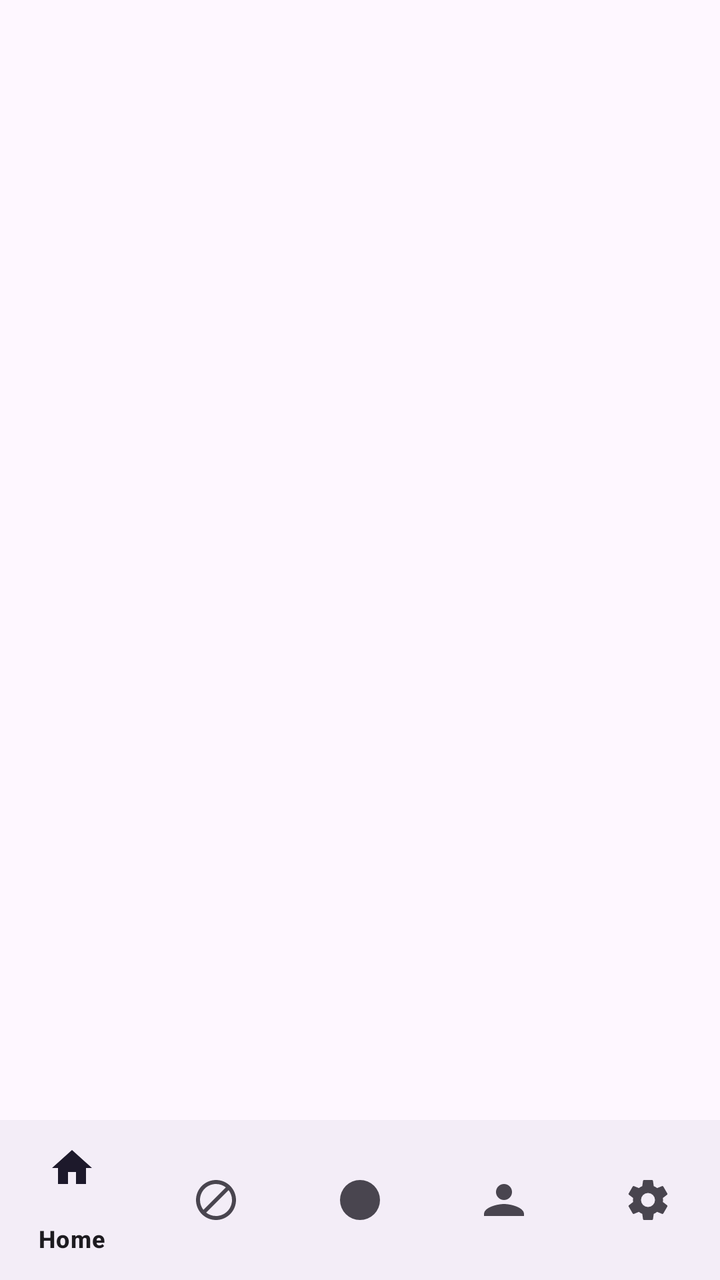
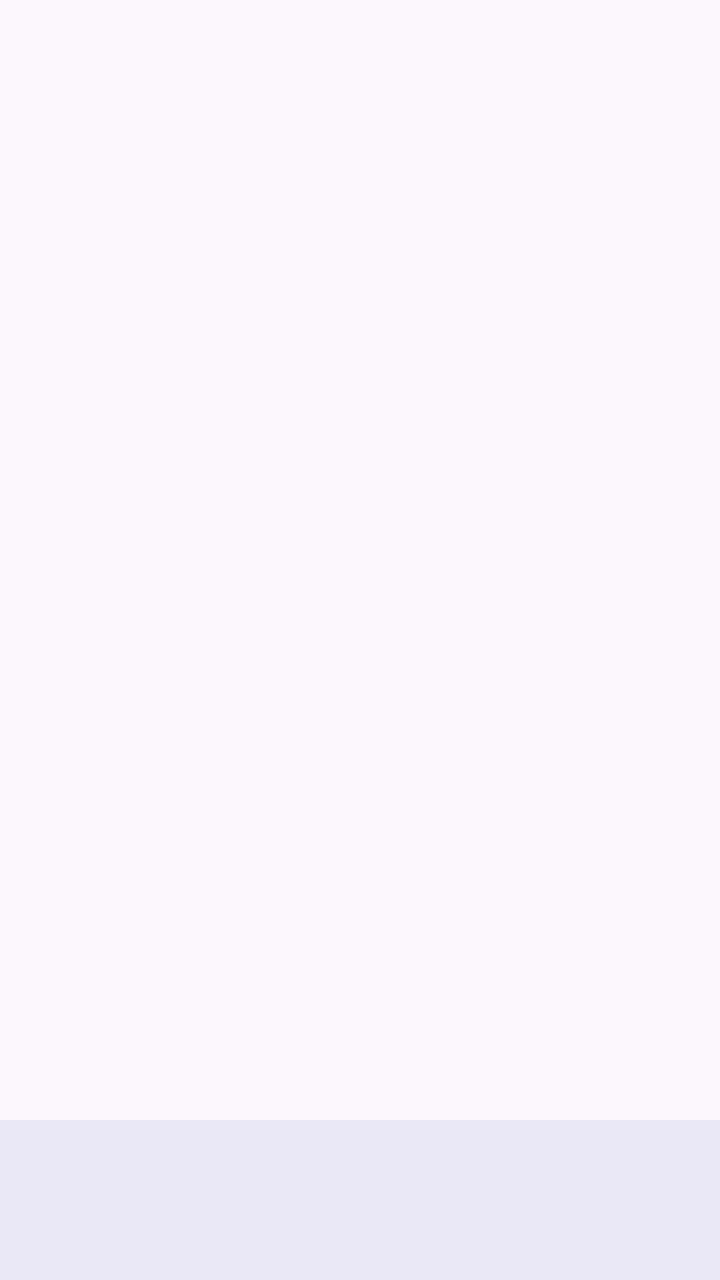

An Android layout rendered at two revisions. The XML below is the earlier revision; the diff shows what the commit changed to produce the second picture.
<!-- AndroidManifest.xml: application theme Theme.CallShield -->
<!-- res/layout/activity_home.xml -->
<?xml version="1.0" encoding="utf-8"?>
<androidx.constraintlayout.widget.ConstraintLayout xmlns:android="http://schemas.android.com/apk/res/android"
    xmlns:app="http://schemas.android.com/apk/res-auto"
    android:layout_width="match_parent"
    android:layout_height="match_parent">

    <FrameLayout
        android:id="@+id/fragmentContainer"
        android:layout_width="match_parent"
        android:layout_height="0dp"
        app:layout_constraintTop_toTopOf="parent"
        app:layout_constraintBottom_toTopOf="@id/bottomNav"
        app:layout_constraintStart_toStartOf="parent"
        app:layout_constraintEnd_toEndOf="parent"/>

    <com.google.android.material.bottomnavigation.BottomNavigationView
        android:id="@+id/bottomNav"
        android:layout_width="match_parent"
        android:layout_height="wrap_content"
        app:menu="@menu/bottom_nav_menu"
        app:layout_constraintBottom_toBottomOf="parent"/>

</androidx.constraintlayout.widget.ConstraintLayout>
<!-- resources referenced by this layout -->
<resources>
  <style name="Theme.CallShield" parent="Theme.Material3.DayNight">
          <item name="colorPrimary">@color/primary</item>
          <item name="colorPrimaryVariant">@color/primary_variant</item>
          <item name="colorSecondary">@color/secondary</item>
      </style>
  <color name="primary">#0D47A1</color>
  <color name="primary_variant">#002171</color>
  <color name="secondary">#1976D2</color>
</resources>

<!-- the commit's change to res/layout/activity_home.xml (unified diff, before → after) -->
@@ -1,23 +1,16 @@
 <?xml version="1.0" encoding="utf-8"?>
-<androidx.constraintlayout.widget.ConstraintLayout xmlns:android="http://schemas.android.com/apk/res/android"
-    xmlns:app="http://schemas.android.com/apk/res-auto"
+<LinearLayout xmlns:android="http://schemas.android.com/apk/res/android"
     android:layout_width="match_parent"
-    android:layout_height="match_parent">
-
+    android:layout_height="match_parent"
+    android:orientation="vertical">
     <FrameLayout
         android:id="@+id/fragmentContainer"
         android:layout_width="match_parent"
         android:layout_height="0dp"
-        app:layout_constraintTop_toTopOf="parent"
-        app:layout_constraintBottom_toTopOf="@id/bottomNav"
-        app:layout_constraintStart_toStartOf="parent"
-        app:layout_constraintEnd_toEndOf="parent"/>
-
+        android:layout_weight="1"/>
     <com.google.android.material.bottomnavigation.BottomNavigationView
         android:id="@+id/bottomNav"
         android:layout_width="match_parent"
         android:layout_height="wrap_content"
-        app:menu="@menu/bottom_nav_menu"
-        app:layout_constraintBottom_toBottomOf="parent"/>
-
-</androidx.constraintlayout.widget.ConstraintLayout>
+        android:background="?attr/colorSurface"/>
+</LinearLayout>
